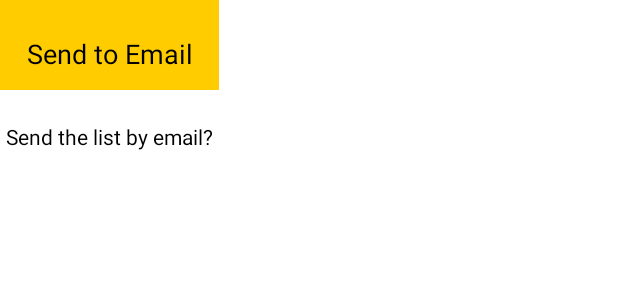
After one commit to mengyuqiao/ShoppingList, an Android app: the layout dialog_layout.xml on its own in the app's theme, with its tools: preview values and no code run, on a phone screen of 412 x 824 dp. The commit adds this screen. Shown: the top 300 px of the screen. Run offline under Robolectric (Android 15) with nearby library versions, the phone set to English and light mode, and no system bars.

Commit message:
Seventh commit: Add email button and dialog to send the list by email

```diff
--- a/app/src/main/java/com/example/shoppinglist/Product.java
+++ b/app/src/main/java/com/example/shoppinglist/Product.java
@@ -31,4 +31,9 @@ public class Product {
     public void setNum(int num) {
         this.num = num;
     }
+
+    @Override
+    public String toString() {
+        return String.format("%-30s %10s\n",name, num);
+    }
 }
--- /dev/null
+++ b/app/src/main/res/layout/dialog_layout.xml
@@ -0,0 +1,30 @@
+<?xml version="1.0" encoding="utf-8"?>
+<LinearLayout xmlns:android="http://schemas.android.com/apk/res/android"
+    android:orientation="vertical"
+    android:layout_width="wrap_content"
+    android:layout_height="wrap_content">
+
+    <TextView
+        android:layout_width="match_parent"
+        android:layout_height="60dp"
+        android:text="@string/send_to_email"
+        android:textColor="@color/black"
+        android:textSize="18sp"
+        android:gravity="center"
+        android:background="#ffcc00"
+        android:paddingTop="16dp"
+        android:paddingBottom="4dp"
+        android:paddingLeft="4dp"
+        android:paddingRight="4dp"/>
+
+    <TextView
+        android:layout_width="match_parent"
+        android:layout_height="30dp"
+        android:text="@string/confirm_email_str"
+        android:textColor="@color/black"
+        android:gravity="center"
+        android:layout_marginTop="16dp"
+        android:layout_marginLeft="4dp"
+        android:layout_marginRight="4dp"
+        android:layout_marginBottom="4dp"/>
+</LinearLayout>
--- a/app/src/main/res/values/strings.xml
+++ b/app/src/main/res/values/strings.xml
@@ -8,4 +8,8 @@
     <string name="new_product_name">New Product Name</string>
     <string name="price">Price</string>
     <string name="add">Add</string>
+    <string name="email">Email</string>
+    <string name="send_to_email">Send to Email</string>
+    <string name="email_com">email.com</string>
+    <string name="confirm_email_str">Send the list by email?</string>
 </resources>
```
Also changed, not shown: app/src/main/java/com/example/shoppinglist/MainActivity.java (+40 -6 lines), app/src/main/java/com/example/shoppinglist/SendToEmailDialogFragment.java (added, +60 -0 lines), app/src/main/res/layout/activity_main.xml (+11 -0 lines).
